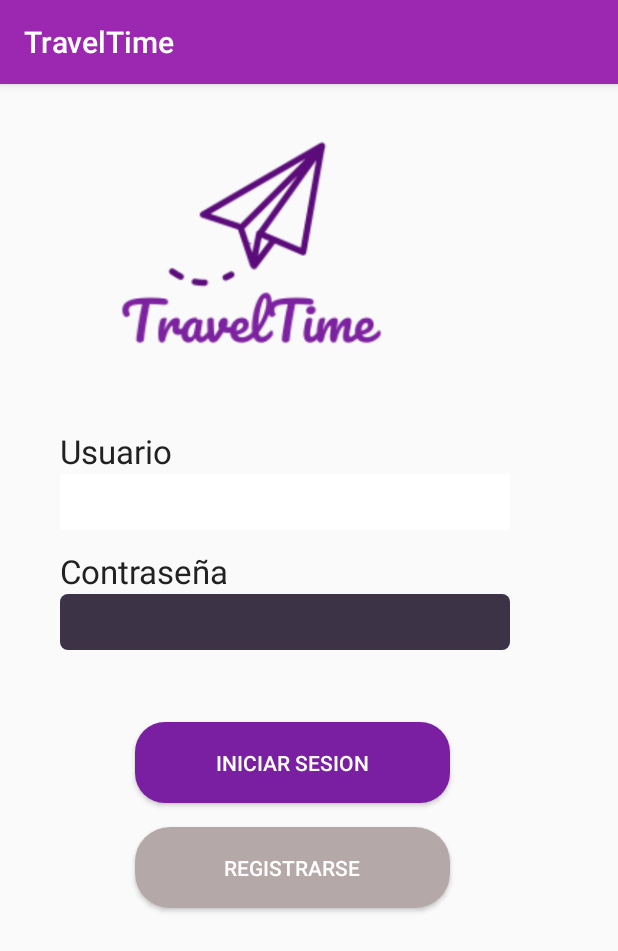
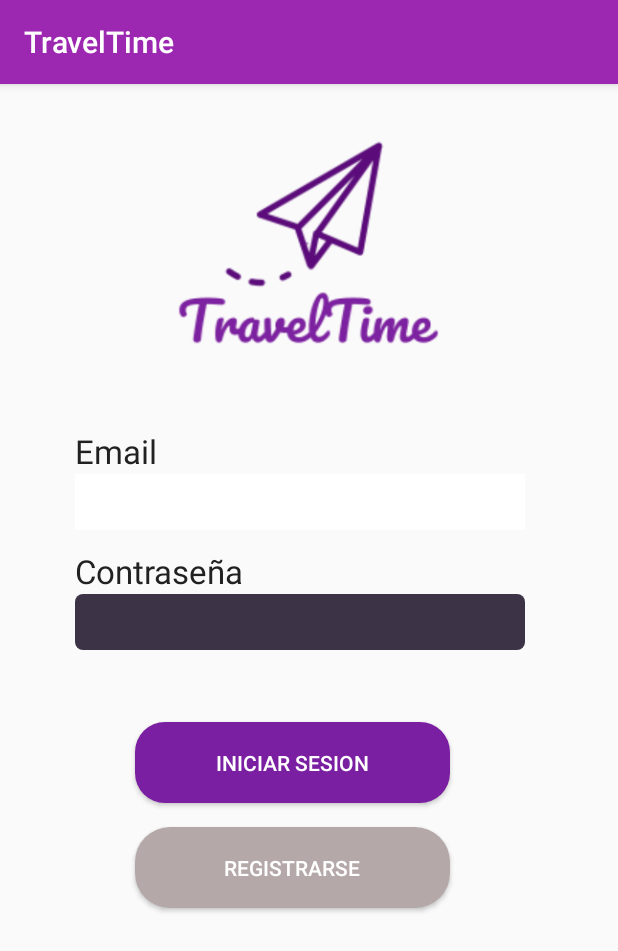
Before and after one commit to ferals26/Travel_Time, an Android app: the screen it shows after launch (login), on a phone screen of 412 x 824 dp. Shown: the top 951 px of the screen. Run offline under Robolectric (Android 15) with nearby library versions, the phone set to English and light mode, and no system bars; our stand-ins replace Firebase (no records; nobody signed in at launch, a user with empty details on screens opened directly).

Commit message:
registar usuarios, login, cerrar sesion, guarda los datos del usuario en su perfil (username).

```diff
--- a/app/src/main/java/com/example/traveltime/login.java
+++ b/app/src/main/java/com/example/traveltime/login.java
@@ -1,28 +1,57 @@
 package com.example.traveltime;
 
+import androidx.annotation.NonNull;
 import androidx.appcompat.app.AppCompatActivity;
 
 import android.content.Intent;
 import android.os.Bundle;
 import android.view.View;
 import android.widget.Button;
+import android.widget.EditText;
+import android.widget.Toast;
+
+import com.google.android.gms.tasks.OnCompleteListener;
+import com.google.android.gms.tasks.Task;
+import com.google.firebase.auth.AuthResult;
+import com.google.firebase.auth.FirebaseAuth;
 
 public class login extends AppCompatActivity {
 
+    private EditText editContra;
+    private EditText editemail;
+    private Button btnIniciar;
 
+    private String email = "";
+    private String contraseña = "";
 
+    private FirebaseAuth mAuth;
     @Override
     protected void onCreate(Bundle savedInstanceState) {
         super.onCreate(savedInstanceState);
         setContentView(R.layout.activity_login);
+        mAuth = FirebaseAuth.getInstance();
+        editContra = (EditText) findViewById(R.id.editContra);
+        editemail = (EditText) findViewById(R.id.editemail);
+        btnIniciar = (Button) findViewById(R.id.btnIniciar);
 
-        Button Iniciar = findViewById(R.id.btnIniciar);
-        Iniciar.setOnClickListener(new View.OnClickListener() {
+        btnIniciar.setOnClickListener(new View.OnClickListener() {
             @Override
-            public void onClick(View view) {
-                startActivity(new Intent(login.this, inicio.class));
+            public void onClick(View v) {
+                email = editemail.getText().toString();
+                contraseña = editContra.getText().toString();
+
+                if(!email.isEmpty() && !contraseña.isEmpty()){
+                loginUser();
+                }
+                else
+                {
+                    Toast.makeText(login.this,"Completa los campos",Toast.LENGTH_LONG).show();
+                }
+
             }
         });
+
+
 
         Button Registrar = findViewById(R.id.btnRegistrarse);
         Registrar.setOnClickListener(new View.OnClickListener() {
@@ -33,4 +62,31 @@ public class login extends AppCompatActivity {
         });
 
     }
+
+    private void loginUser(){
+            mAuth.signInWithEmailAndPassword(email, contraseña).addOnCompleteListener(new OnCompleteListener<AuthResult>() {
+                @Override
+                public void onComplete(@NonNull Task<AuthResult> task) {
+               if(task.isSuccessful()){
+                   startActivity(new Intent(login.this, inicio.class));
+                   finish();
+               }
+               else {
+                   Toast.makeText(login.this,"No se pudo iniciar sesion, compruebe los datos" ,Toast.LENGTH_SHORT).show();
+               }
+                }
+            });
+
+    }
+
+    @Override
+    protected void onStart() {
+        super.onStart();
+
+        if(mAuth.getCurrentUser() != null){
+            startActivity(new Intent(login.this, inicio.class) );
+            finish();
+        }
+
+    }
 }
--- a/app/src/main/res/layout/activity_login.xml
+++ b/app/src/main/res/layout/activity_login.xml
@@ -12,55 +12,53 @@
         android:id="@+id/imageLogo"
         android:layout_width="191dp"
         android:layout_height="211dp"
-        android:layout_marginStart="72dp"
-        app:layout_constraintStart_toStartOf="parent"
-        app:layout_constraintTop_toTopOf="parent"
+        android:layout_marginStart="110dp"
         app:srcCompat="@drawable/logo"
         tools:ignore="MissingConstraints"
         android:layout_marginLeft="72dp" />
 
     <TextView
-        android:id="@+id/txUsuario"
+        android:id="@+id/txemail"
         android:layout_width="wrap_content"
         android:layout_height="wrap_content"
         android:layout_marginTop="230dp"
-        android:layout_marginLeft="40dp"
-        android:text="Usuario"
+        android:layout_marginLeft="50dp"
+        android:text="Email"
         android:textColor="@color/colorPrimaryText"
         android:textSize="22dp"
         app:layout_constraintTop_toBottomOf="@+id/imageLogo" />
 
     <EditText
-        android:id="@+id/editUsuario"
+        android:id="@+id/editemail"
         android:layout_width="300dp"
         android:layout_height="37dp"
         android:layout_alignParentStart="true"
-        android:layout_marginStart="40dp"
+        android:layout_marginStart="50dp"
         android:layout_marginTop="260dp"
         android:background="@drawable/edit_round"
         android:ems="10"
         android:textColor="@color/colorLightPrimary"
-        app:layout_constraintTop_toBottomOf="@+id/txUsuario"
+        app:layout_constraintTop_toBottomOf="@+id/txemail"
         android:layout_alignParentLeft="true"
-        android:layout_marginLeft="40dp" />
+        android:layout_marginLeft="50dp" />
 
     <TextView
         android:id="@+id/txContra"
         android:layout_width="wrap_content"
         android:layout_height="wrap_content"
         android:layout_marginTop="310dp"
-        android:layout_marginLeft="40dp"
+        android:layout_marginLeft="50dp"
         android:text="Contraseña"
         android:textColor="@color/colorPrimaryText"
         android:textSize="22dp"
-        app:layout_constraintTop_toBottomOf="@+id/editUsuario" />
+        />
 
     <EditText
         android:id="@+id/editContra"
         android:layout_width="300dp"
         android:layout_height="37dp"
         android:layout_alignParentStart="true"
-        android:layout_marginStart="40dp"
+        android:layout_marginStart="50dp"
         android:layout_marginTop="340dp"
         android:background="@drawable/edit_round2"
         android:ems="10"
@@ -68,7 +66,7 @@
         android:textColor="@color/colorLightPrimary"
         app:layout_constraintTop_toBottomOf="@+id/txContra"
         android:layout_alignParentLeft="true"
-        android:layout_marginLeft="40dp" />
+        android:layout_marginLeft="50dp" />
 
     <Button
         android:id="@+id/btnIniciar"
```
Also changed, not shown: app/src/main/java/com/example/traveltime/inicio.java (+48 -2 lines), app/src/main/java/com/example/traveltime/registrarusuario.java (+14 -9 lines), app/src/main/res/layout/activity_inicio.xml (+11 -0 lines), app/src/main/res/layout/activity_registrarusuario.xml (+18 -21 lines).
